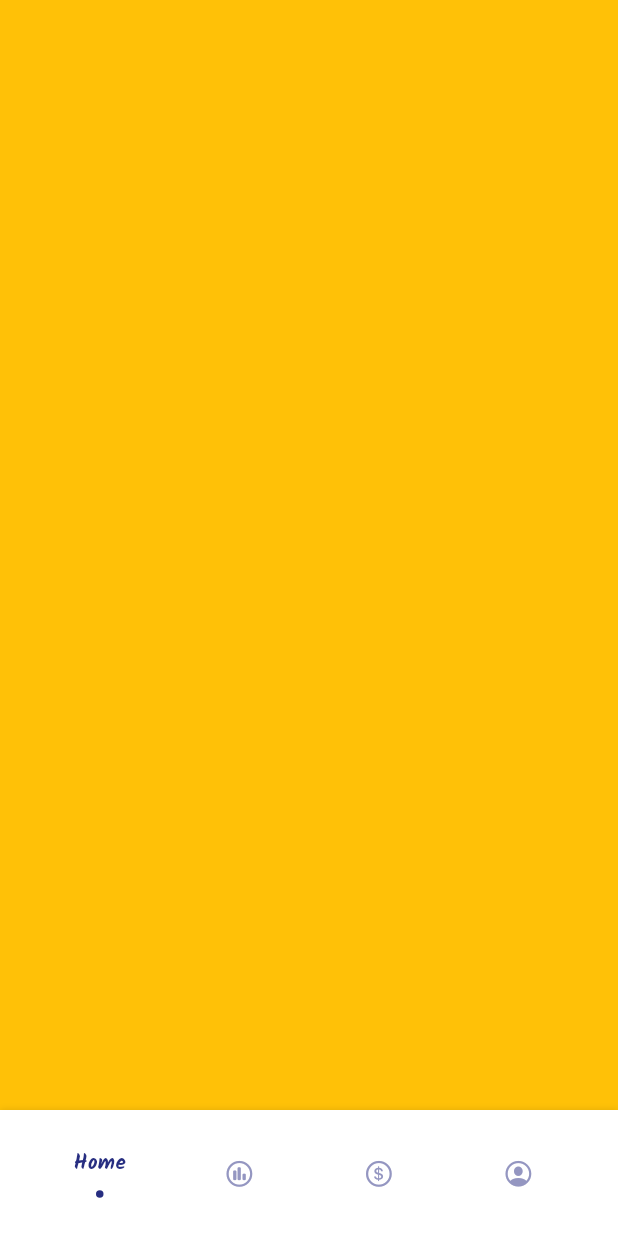
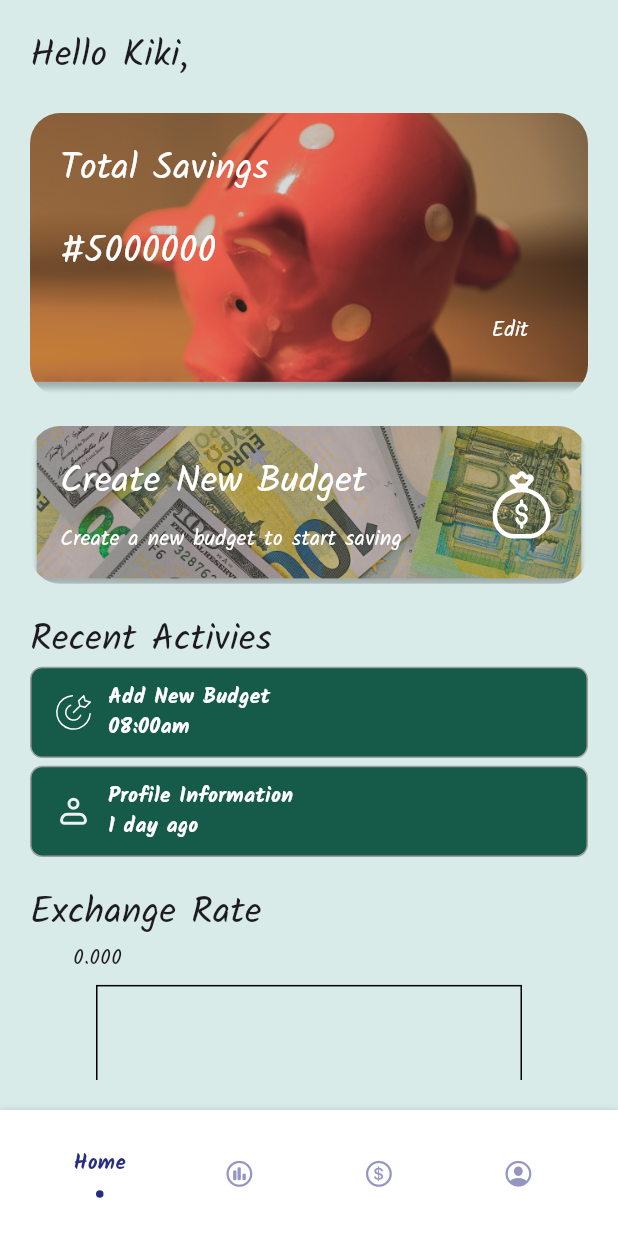
Before and after one commit to Kiki-Moren/Final_Year_Project, a Flutter app: the DashboardScreen screen opened by its route, on a phone screen of 412 x 824 dp. Run offline on Flutter 3.47's test engine with Material 3 defaults, Android fonts, the phone set to English and light mode, and no system bars; drawn by our look-alikes of fl_chart, flashy_tab_bar2; our stand-ins replace cached_network_image, flutter_riverpod, flutter_screenutil, flutter_svg, flutter_switch, loading_animation_widget.

Commit message:
home page done

```diff
--- a/lib/features/dashboard/dashboard.dart
+++ b/lib/features/dashboard/dashboard.dart
@@ -3,6 +3,7 @@ import 'package:flutter/cupertino.dart';
 import 'package:flutter/material.dart';
 
 import 'account/account.dart';
+import 'home/home.dart';
 
 class DashboardScreen extends StatefulWidget {
   const DashboardScreen({super.key});
@@ -24,7 +25,7 @@ class _DashboardScreenState extends State<DashboardScreen> {
 
   Widget _buildBody() {
     return _selectedIndex == 0
-        ? Container(color: Colors.amber)
+        ? const HomeTab()
         : _selectedIndex == 1
             ? Container(color: Colors.red)
             : _selectedIndex == 2
--- /dev/null
+++ b/lib/features/dashboard/home/home.dart
@@ -0,0 +1,264 @@
+import 'package:fl_chart/fl_chart.dart';
+import 'package:flutter/material.dart';
+import 'package:flutter_screenutil/flutter_screenutil.dart';
+import 'package:flutter_svg/svg.dart';
+
+class HomeTab extends StatefulWidget {
+  const HomeTab({super.key});
+
+  @override
+  State<HomeTab> createState() => _HomeTabState();
+}
+
+class _HomeTabState extends State<HomeTab> {
+  @override
+  Widget build(BuildContext context) {
+    return Scaffold(body: _buildBody());
+  }
+
+  Widget _buildBody() {
+    return SafeArea(
+      child: Container(
+        padding: const EdgeInsets.all(20.0),
+        child: ListView(
+          children: [
+            Text(
+              "Hello Kiki,",
+              style: TextStyle(
+                fontSize: 24.0.sp,
+                fontWeight: FontWeight.w400,
+              ),
+            ),
+            SizedBox(height: 20.0.h),
+            _buildTotalSavingsContainer(),
+            SizedBox(height: 20.0.h),
+            _buildCreateNewBudgetButton(),
+            SizedBox(height: 20.0.h),
+            _buildRecentActivities(),
+            SizedBox(height: 20.0.h),
+            _buildExchangeRate(),
+            SizedBox(height: 20.0.h),
+            Text(
+              "Did You Know?",
+              style: TextStyle(
+                fontSize: 24.0.sp,
+                fontWeight: FontWeight.w400,
+              ),
+            ),
+            Container(
+              color: const Color(0xff165A4A),
+              padding: const EdgeInsets.all(20.0),
+              child: Text(
+                "Did you know that NGN fell more than 50% against GBP last year",
+                style: TextStyle(
+                  fontSize: 14.0.sp,
+                  fontWeight: FontWeight.w400,
+                  color: Colors.white,
+                ),
+              ),
+            ),
+          ],
+        ),
+      ),
+    );
+  }
+
+  Widget _buildExchangeRate() {
+    return Column(
+      crossAxisAlignment: CrossAxisAlignment.start,
+      children: [
+        Text(
+          "Exchange Rate",
+          style: TextStyle(
+            fontSize: 24.0.sp,
+            fontWeight: FontWeight.w400,
+          ),
+        ),
+        _buildChart(),
+      ],
+    );
+  }
+
+  Widget _buildChart() {
+    return SizedBox(
+      width: double.infinity,
+      height: 200.h,
+      child: LineChart(
+        LineChartData(),
+      ),
+    );
+  }
+
+  Widget _buildRecentActivities() {
+    return Column(
+      crossAxisAlignment: CrossAxisAlignment.start,
+      children: [
+        Text(
+          "Recent Activies",
+          style: TextStyle(
+            fontSize: 24.0.sp,
+            fontWeight: FontWeight.w400,
+          ),
+        ),
+        _buildRecentItem(
+          leadingIcon: SvgPicture.asset("assets/icons/budget.svg"),
+          title: "Add New Budget",
+          description: "08:00am",
+          onPressed: () {},
+        ),
+        SizedBox(height: 5.0.h),
+        _buildRecentItem(
+          leadingIcon: SvgPicture.asset("assets/icons/profile.svg"),
+          title: "Profile Information",
+          description: "1 day ago",
+          onPressed: () {},
+        ),
+      ],
+    );
+  }
+
+  Widget _buildRecentItem({
+    required String title,
+    required String description,
+    required Function() onPressed,
+    required Widget leadingIcon,
+  }) {
+    return GestureDetector(
+      onTap: onPressed,
+      child: Container(
+        height: 60.h,
+        decoration: BoxDecoration(
+          color: const Color(0xff165A4A),
+          borderRadius: BorderRadius.circular(8.0.r),
+          border: Border.all(color: Colors.grey),
+        ),
+        child: Padding(
+          padding: const EdgeInsets.symmetric(horizontal: 16),
+          child: Row(
+            children: [
+              leadingIcon,
+              SizedBox(width: 10.0.w),
+              Expanded(
+                child: Column(
+                  crossAxisAlignment: CrossAxisAlignment.start,
+                  mainAxisAlignment: MainAxisAlignment.center,
+                  children: [
+                    Text(
+                      title,
+                      style: TextStyle(
+                        fontWeight: FontWeight.w700,
+                        color: Colors.white,
+                        fontSize: 14.sp,
+                      ),
+                    ),
+                    Text(
+                      description,
+                      style: TextStyle(
+                        fontWeight: FontWeight.w700,
+                        color: Colors.white,
+                        fontSize: 14.sp,
+                      ),
+                    ),
+                  ],
+                ),
+              ),
+            ],
+          ),
+        ),
+      ),
+    );
+  }
+
+  Widget _buildCreateNewBudgetButton() {
+    return Container(
+      padding: const EdgeInsets.all(20.0),
+      decoration: BoxDecoration(
+        image: const DecorationImage(
+          image: AssetImage("assets/images/create.png"),
+          fit: BoxFit.cover,
+        ),
+        borderRadius: BorderRadius.circular(20.0.r),
+      ),
+      child: Row(
+        children: [
+          Expanded(
+            child: Column(
+              crossAxisAlignment: CrossAxisAlignment.start,
+              children: [
+                Text(
+                  "Create New Budget",
+                  style: TextStyle(
+                    fontSize: 24.0.sp,
+                    fontWeight: FontWeight.w400,
+                    color: Colors.white,
+                  ),
+                ),
+                SizedBox(height: 10.0.h),
+                Text(
+                  "Create a new budget to start saving",
+                  style: TextStyle(
+                    fontSize: 14.0.sp,
+                    fontWeight: FontWeight.w400,
+                    color: Colors.white,
+                  ),
+                ),
+              ],
+            ),
+          ),
+          SizedBox(width: 20.0.w),
+          SvgPicture.asset("assets/icons/money_bag.svg"),
+        ],
+      ),
+    );
+  }
+
+  Widget _buildTotalSavingsContainer() {
+    return Container(
+      padding: const EdgeInsets.all(20.0),
+      decoration: BoxDecoration(
+        image: const DecorationImage(
+          image: AssetImage("assets/images/total_savings_bg.png"),
+          fit: BoxFit.cover,
+        ),
+        borderRadius: BorderRadius.circular(20.0.r),
+      ),
+      child: Column(
+        crossAxisAlignment: CrossAxisAlignment.start,
+        children: [
+          Text(
+            "Total Savings",
+            style: TextStyle(
+              fontSize: 24.0.sp,
+              fontWeight: FontWeight.w400,
+              color: Colors.white,
+            ),
+          ),
+          SizedBox(height: 20.0.h),
+          Text(
+            "#5000000",
+            style: TextStyle(
+              fontSize: 24.0.sp,
+              fontWeight: FontWeight.w400,
+              color: Colors.white,
+            ),
+          ),
+          SizedBox(height: 10.0.h),
+          Row(
+            mainAxisAlignment: MainAxisAlignment.end,
+            children: [
+              TextButton(
+                onPressed: () {},
+                child: const Text(
+                  'Edit',
+                  style: TextStyle(
+                    color: Colors.white,
+                  ),
+                ),
+              ),
+            ],
+          ),
+        ],
+      ),
+    );
+  }
+}
--- a/pubspec.yaml
+++ b/pubspec.yaml
@@ -22,6 +22,7 @@ dependencies:
   flutter_native_splash: ^2.3.7
   flashy_tab_bar2: ^0.0.6
   flutter_switch: ^0.3.2
+  fl_chart: ^0.66.1
 
 dev_dependencies:
   flutter_test:
```
Also changed, not shown: assets/icons/budget.svg (added), assets/icons/money_bag.svg (added), assets/images/create.png (added), assets/images/total_savings_bg.png (added), pubspec.lock.
